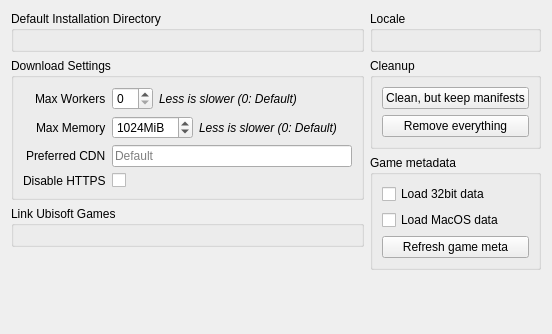
Before: the Qt Designer form rare/ui/components/tabs/settings/legendary.ui in RareDevs/Rare, drawn with Qt 5.
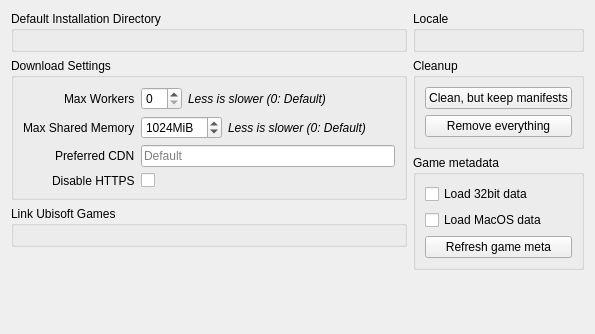
After: the same form once the commit is applied.

Commit message:
InstallDialog: Add max shared memory override and download reordering options
Fixes: #206

What changed in the file:
```diff
--- a/rare/ui/components/tabs/settings/legendary.ui
+++ b/rare/ui/components/tabs/settings/legendary.ui
@@ -6,7 +6,7 @@
    <rect>
     <x>0</x>
     <y>0</y>
-    <width>552</width>
+    <width>595</width>
     <height>334</height>
    </rect>
   </property>
@@ -90,7 +90,7 @@
         <item row="1" column="0">
          <widget class="QLabel" name="max_memory_label">
           <property name="text">
-           <string>Max Memory</string>
+           <string>Max Shared Memory</string>
           </property>
          </widget>
         </item>
```
The commit also changes 5 other files.
